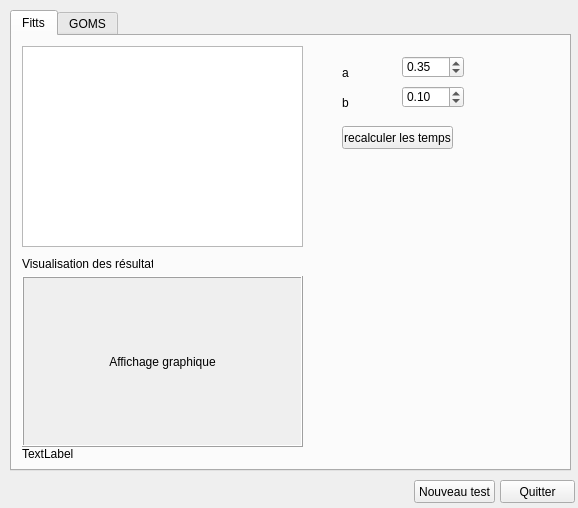
First picture: the form in resultswindow.ui, repository Anthex/GL40, before the edit.
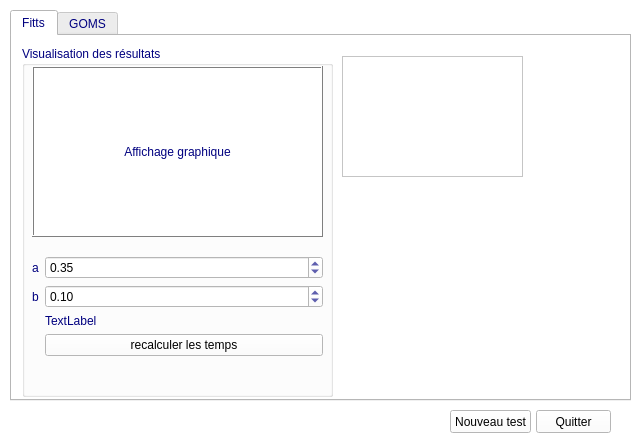
Second picture: the form after the edit. Custom widgets are drawn as their Qt base class.

```diff
--- a/resultswindow.ui
+++ b/resultswindow.ui
@@ -6,10 +6,425 @@
    <rect>
     <x>0</x>
     <y>0</y>
-    <width>578</width>
-    <height>508</height>
+    <width>642</width>
+    <height>440</height>
    </rect>
   </property>
+  <property name="palette">
+   <palette>
+    <active>
+     <colorrole role="WindowText">
+      <brush brushstyle="SolidPattern">
+       <color alpha="255">
+        <red>0</red>
+        <green>0</green>
+        <blue>127</blue>
+       </color>
+      </brush>
+     </colorrole>
+     <colorrole role="Button">
+      <brush brushstyle="SolidPattern">
+       <color alpha="255">
+        <red>255</red>
+        <green>255</green>
+        <blue>255</blue>
+       </color>
+      </brush>
+     </colorrole>
+     <colorrole role="Light">
+      <brush brushstyle="SolidPattern">
+       <color alpha="255">
+        <red>255</red>
+        <green>255</green>
+        <blue>255</blue>
+       </color>
+      </brush>
+     </colorrole>
+     <colorrole role="Midlight">
+      <brush brushstyle="SolidPattern">
+       <color alpha="255">
+        <red>255</red>
+        <green>255</green>
+        <blue>255</blue>
+       </color>
+      </brush>
+     </colorrole>
+     <colorrole role="Dark">
+      <brush brushstyle="SolidPattern">
+       <color alpha="255">
+        <red>127</red>
+        <green>127</green>
+        <blue>127</blue>
+       </color>
+      </brush>
+     </colorrole>
+     <colorrole role="Mid">
+      <brush brushstyle="SolidPattern">
+       <color alpha="255">
+        <red>170</red>
+        <green>170</green>
+        <blue>170</blue>
+       </color>
+      </brush>
+     </colorrole>
+     <colorrole role="Text">
+      <brush brushstyle="SolidPattern">
+       <color alpha="255">
+        <red>0</red>
+        <green>0</green>
+        <blue>0</blue>
+       </color>
+      </brush>
+     </colorrole>
+     <colorrole role="BrightText">
+      <brush brushstyle="SolidPattern">
+       <color alpha="255">
+        <red>255</red>
+        <green>255</green>
+        <blue>255</blue>
+       </color>
+      </brush>
+     </colorrole>
+     <colorrole role="ButtonText">
+      <brush brushstyle="SolidPattern">
+       <color alpha="255">
+        <red>0</red>
+        <green>0</green>
+        <blue>0</blue>
+       </color>
+      </brush>
+     </colorrole>
+     <colorrole role="Base">
+      <brush brushstyle="SolidPattern">
+       <color alpha="255">
+        <red>255</red>
+        <green>255</green>
+        <blue>255</blue>
+       </color>
+      </brush>
+     </colorrole>
+     <colorrole role="Window">
+      <brush brushstyle="SolidPattern">
+       <color alpha="255">
+        <red>255</red>
+        <green>255</green>
+        <blue>255</blue>
+       </color>
+      </brush>
+     </colorrole>
+     <colorrole role="Shadow">
+      <brush brushstyle="SolidPattern">
+       <color alpha="255">
+        <red>0</red>
+        <green>0</green>
+        <blue>0</blue>
+       </color>
+      </brush>
+     </colorrole>
+     <colorrole role="AlternateBase">
+      <brush brushstyle="SolidPattern">
+       <color alpha="255">
+        <red>255</red>
+        <green>255</green>
+        <blue>255</blue>
+       </color>
+      </brush>
+     </colorrole>
+     <colorrole role="ToolTipBase">
+      <brush brushstyle="SolidPattern">
+       <color alpha="255">
+        <red>255</red>
+        <green>255</green>
+        <blue>220</blue>
+       </color>
+      </brush>
+     </colorrole>
+     <colorrole role="ToolTipText">
+      <brush brushstyle="SolidPattern">
+       <color alpha="255">
+        <red>0</red>
+        <green>0</green>
+        <blue>0</blue>
+       </color>
+      </brush>
+     </colorrole>
+    </active>
+    <inactive>
+     <colorrole role="WindowText">
+      <brush brushstyle="SolidPattern">
+       <color alpha="255">
+        <red>0</red>
+        <green>0</green>
+        <blue>127</blue>
+       </color>
+      </brush>
+     </colorrole>
+     <colorrole role="Button">
+      <brush brushstyle="SolidPattern">
+       <color alpha="255">
+        <red>255</red>
+        <green>255</green>
+        <blue>255</blue>
+       </color>
+      </brush>
+     </colorrole>
+     <colorrole role="Light">
+      <brush brushstyle="SolidPattern">
+       <color alpha="255">
+        <red>255</red>
+        <green>255</green>
+        <blue>255</blue>
+       </color>
+      </brush>
+     </colorrole>
+     <colorrole role="Midlight">
+      <brush brushstyle="SolidPattern">
+       <color alpha="255">
+        <red>255</red>
+        <green>255</green>
+        <blue>255</blue>
+       </color>
+      </brush>
+     </colorrole>
+     <colorrole role="Dark">
+      <brush brushstyle="SolidPattern">
+       <color alpha="255">
+        <red>127</red>
+        <green>127</green>
+        <blue>127</blue>
+       </color>
+      </brush>
+     </colorrole>
+     <colorrole role="Mid">
+      <brush brushstyle="SolidPattern">
+       <color alpha="255">
+        <red>170</red>
+        <green>170</green>
+        <blue>170</blue>
+       </color>
+      </brush>
+     </colorrole>
+     <colorrole role="Text">
+      <brush brushstyle="SolidPattern">
+       <color alpha="255">
+        <red>0</red>
+        <green>0</green>
+        <blue>0</blue>
+       </color>
+      </brush>
+     </colorrole>
+     <colorrole role="BrightText">
+      <brush brushstyle="SolidPattern">
+       <color alpha="255">
+        <red>255</red>
+        <green>255</green>
+        <blue>255</blue>
+       </color>
+      </brush>
+     </colorrole>
+     <colorrole role="ButtonText">
+      <brush brushstyle="SolidPattern">
+       <color alpha="255">
+        <red>0</red>
+        <green>0</green>
+        <blue>0</blue>
+       </color>
+      </brush>
+     </colorrole>
+     <colorrole role="Base">
+      <brush brushstyle="SolidPattern">
+       <color alpha="255">
+        <red>255</red>
+        <green>255</green>
+        <blue>255</blue>
+       </color>
+      </brush>
+     </colorrole>
+     <colorrole role="Window">
+      <brush brushstyle="SolidPattern">
+       <color alpha="255">
+        <red>255</red>
+        <green>255</green>
+        <blue>255</blue>
+       </color>
+      </brush>
+     </colorrole>
+     <colorrole role="Shadow">
+      <brush brushstyle="SolidPattern">
+       <color alpha="255">
+        <red>0</red>
+        <green>0</green>
+        <blue>0</blue>
+       </color>
+      </brush>
+     </colorrole>
+     <colorrole role="AlternateBase">
+      <brush brushstyle="SolidPattern">
+       <color alpha="255">
+        <red>255</red>
+        <green>255</green>
+        <blue>255</blue>
+       </color>
+      </brush>
+     </colorrole>
+     <colorrole role="ToolTipBase">
+      <brush brushstyle="SolidPattern">
+       <color alpha="255">
+        <red>255</red>
+        <green>255</green>
+        <blue>220</blue>
+       </color>
+      </brush>
+     </colorrole>
+     <colorrole role="ToolTipText">
+      <brush brushstyle="SolidPattern">
+       <color alpha="255">
+        <red>0</red>
+        <green>0</green>
+        <blue>0</blue>
+       </color>
+      </brush>
+     </colorrole>
+    </inactive>
+    <disabled>
+     <colorrole role="WindowText">
+      <brush brushstyle="SolidPattern">
+       <color alpha="255">
+        <red>127</red>
+        <green>127</green>
+        <blue>127</blue>
+       </color>
+      </brush>
+     </colorrole>
+     <colorrole role="Button">
+      <brush brushstyle="SolidPattern">
+       <color alpha="255">
+        <red>255</red>
+        <green>255</green>
+        <blue>255</blue>
+       </color>
+      </brush>
+     </colorrole>
+     <colorrole role="Light">
+      <brush brushstyle="SolidPattern">
+       <color alpha="255">
+        <red>255</red>
+        <green>255</green>
+        <blue>255</blue>
+       </color>
+      </brush>
+     </colorrole>
+     <colorrole role="Midlight">
+      <brush brushstyle="SolidPattern">
+       <color alpha="255">
+        <red>255</red>
+        <green>255</green>
+        <blue>255</blue>
+       </color>
+      </brush>
+     </colorrole>
+     <colorrole role="Dark">
+      <brush brushstyle="SolidPattern">
+       <color alpha="255">
+        <red>127</red>
+        <green>127</green>
+        <blue>127</blue>
+       </color>
+      </brush>
+     </colorrole>
+     <colorrole role="Mid">
+      <brush brushstyle="SolidPattern">
+       <color alpha="255">
+        <red>170</red>
+        <green>170</green>
+        <blue>170</blue>
+       </color>
+      </brush>
+     </colorrole>
+     <colorrole role="Text">
+      <brush brushstyle="SolidPattern">
+       <color alpha="255">
+        <red>127</red>
+        <green>127</green>
+        <blue>127</blue>
+       </color>
+      </brush>
+     </colorrole>
+     <colorrole role="BrightText">
+      <brush brushstyle="SolidPattern">
+       <color alpha="255">
+        <red>255</red>
+        <green>255</green>
+        <blue>255</blue>
+       </color>
+      </brush>
+     </colorrole>
+     <colorrole role="ButtonText">
+      <brush brushstyle="SolidPattern">
+       <color alpha="255">
+        <red>127</red>
+        <green>127</green>
+        <blue>127</blue>
+       </color>
+      </brush>
+     </colorrole>
+     <colorrole role="Base">
+      <brush brushstyle="SolidPattern">
+       <color alpha="255">
+        <red>255</red>
+        <green>255</green>
+        <blue>255</blue>
+       </color>
+      </brush>
+     </colorrole>
+     <colorrole role="Window">
+      <brush brushstyle="SolidPattern">
+       <color alpha="255">
+        <red>255</red>
+        <green>255</green>
+        <blue>255</blue>
+       </color>
+      </brush>
+     </colorrole>
+     <colorrole role="Shadow">
+      <brush brushstyle="SolidPattern">
+       <color alpha="255">
+        <red>0</red>
+        <green>0</green>
+        <blue>0</blue>
+       </color>
+      </brush>
+     </colorrole>
+     <colorrole role="AlternateBase">
+      <brush brushstyle="SolidPattern">
+       <color alpha="255">
+        <red>255</red>
+        <green>255</green>
+        <blue>255</blue>
+       </color>
+      </brush>
+     </colorrole>
+     <colorrole role="ToolTipBase">
+      <brush brushstyle="SolidPattern">
+       <color alpha="255">
+        <red>255</red>
+        <green>255</green>
+        <blue>220</blue>
+       </color>
+      </brush>
+     </colorrole>
+     <colorrole role="ToolTipText">
+      <brush brushstyle="SolidPattern">
+       <color alpha="255">
+        <red>0</red>
+        <green>0</green>
+        <blue>0</blue>
+       </color>
+      </brush>
+     </colorrole>
+    </disabled>
+   </palette>
+  </property>
   <property name="windowTitle">
    <string>Fitts/Keystroke : Résultats</string>
   </property>
@@ -18,8 +433,8 @@
     <rect>
      <x>10</x>
      <y>10</y>
-     <width>561</width>
-     <height>461</height>
+     <width>621</width>
+     <height>391</height>
     </rect>
    </property>
    <property name="currentIndex">
@@ -32,137 +447,113 @@
     <widget class="QListWidget" name="listWidget">
      <property name="geometry">
       <rect>
-       <x>10</x>
-       <y>10</y>
-       <width>281</width>
-       <height>201</height>
-      </rect>
-     </property>
-    </widget>
-    <widget class="QPushButton" name="pushButton_3">
-     <property name="geometry">
-      <rect>
        <x>330</x>
-       <y>90</y>
-       <width>111</width>
-       <height>23</height>
-      </rect>
-     </property>
-     <property name="text">
-      <string>recalculer les temps</string>
-     </property>
-    </widget>
-    <widget class="QDoubleSpinBox" name="doubleSpinBox">
-     <property name="geometry">
-      <rect>
-       <x>390</x>
        <y>20</y>
-       <width>62</width>
-       <height>22</height>
+       <width>181</width>
+       <height>121</height>
       </rect>
      </property>
-     <property name="singleStep">
-      <double>0.100000000000000</double>
-     </property>
-     <property name="value">
-      <double>0.350000000000000</double>
-     </property>
     </widget>
-    <widget class="QDoubleSpinBox" name="doubleSpinBox_2">
+    <widget class="QGroupBox" name="groupBox">
      <property name="geometry">
       <rect>
-       <x>390</x>
-       <y>50</y>
-       <width>62</width>
-       <height>22</height>
-      </rect>
-     </property>
-     <property name="singleStep">
-      <double>0.100000000000000</double>
-     </property>
-     <property name="value">
-      <double>0.100000000000000</double>
-     </property>
-    </widget>
-    <widget class="QLabel" name="label_2">
-     <property name="geometry">
-      <rect>
-       <x>330</x>
-       <y>30</y>
-       <width>47</width>
-       <height>13</height>
-      </rect>
-     </property>
-     <property name="text">
-      <string>a</string>
-     </property>
-    </widget>
-    <widget class="QLabel" name="label_3">
-     <property name="geometry">
-      <rect>
-       <x>330</x>
-       <y>60</y>
-       <width>47</width>
-       <height>13</height>
-      </rect>
-     </property>
-     <property name="text">
-      <string>b</string>
-     </property>
-    </widget>
-    <widget class="QLabel" name="label">
-     <property name="geometry">
-      <rect>
        <x>10</x>
-       <y>410</y>
-       <width>281</width>
-       <height>16</height>
+       <y>10</y>
+       <width>311</width>
+       <height>351</height>
       </rect>
      </property>
-     <property name="text">
-      <string>TextLabel</string>
-     </property>
-    </widget>
-    <widget class="ClickableLabel" name="label_4">
-     <property name="geometry">
-      <rect>
-       <x>10</x>
-       <y>240</y>
-       <width>281</width>
-       <height>171</height>
-      </rect>
-     </property>
-     <property name="autoFillBackground">
-      <bool>true</bool>
-     </property>
-     <property name="frameShape">
-      <enum>QFrame::Box</enum>
-     </property>
-     <property name="frameShadow">
-      <enum>QFrame::Raised</enum>
-     </property>
-     <property name="midLineWidth">
-      <number>0</number>
-     </property>
-     <property name="text">
-      <string>Affichage graphique</string>
-     </property>
-     <property name="alignment">
-      <set>Qt::AlignCenter</set>
-     </property>
-    </widget>
-    <widget class="QLabel" name="label_5">
-     <property name="geometry">
-      <rect>
-       <x>10</x>
-       <y>220</y>
-       <width>131</width>
-       <height>16</height>
-      </rect>
-     </property>
-     <property name="text">
+     <property name="title">
       <string>Visualisation des résultats</string>
      </property>
+     <widget class="ClickableLabel" name="label_4">
+      <property name="geometry">
+       <rect>
+        <x>10</x>
+        <y>20</y>
+        <width>291</width>
+        <height>171</height>
+       </rect>
+      </property>
+      <property name="autoFillBackground">
+       <bool>true</bool>
+      </property>
+      <property name="frameShape">
+       <enum>QFrame::Box</enum>
+      </property>
+      <property name="frameShadow">
+       <enum>QFrame::Raised</enum>
+      </property>
+      <property name="midLineWidth">
+       <number>0</number>
+      </property>
+      <property name="text">
+       <string>Affichage graphique</string>
+      </property>
+      <property name="alignment">
+       <set>Qt::AlignCenter</set>
+      </property>
+     </widget>
+     <widget class="QWidget" name="formLayoutWidget">
+      <property name="geometry">
+       <rect>
+        <x>10</x>
+        <y>210</y>
+        <width>291</width>
+        <height>129</height>
+       </rect>
+      </property>
+      <layout class="QFormLayout" name="formLayout">
+       <item row="1" column="0">
+        <widget class="QLabel" name="label_2">
+         <property name="text">
+          <string>a</string>
+         </property>
+        </widget>
+       </item>
+       <item row="1" column="1">
+        <widget class="QDoubleSpinBox" name="doubleSpinBox">
+         <property name="singleStep">
+          <double>0.100000000000000</double>
+         </property>
+         <property name="value">
+          <double>0.350000000000000</double>
+         </property>
+        </widget>
+       </item>
+       <item row="2" column="0">
+        <widget class="QLabel" name="label_3">
+         <property name="text">
+          <string>b</string>
+         </property>
+        </widget>
+       </item>
+       <item row="2" column="1">
+        <widget class="QDoubleSpinBox" name="doubleSpinBox_2">
+         <property name="singleStep">
+          <double>0.100000000000000</double>
+         </property>
+         <property name="value">
+          <double>0.100000000000000</double>
+         </property>
+        </widget>
+       </item>
+       <item row="3" column="1">
+        <widget class="QLabel" name="label">
+         <property name="text">
+          <string>TextLabel</string>
+         </property>
+        </widget>
+       </item>
+       <item row="4" column="1">
+        <widget class="QPushButton" name="pushButton_3">
+         <property name="text">
+          <string>recalculer les temps</string>
+         </property>
+        </widget>
+       </item>
+      </layout>
+     </widget>
     </widget>
    </widget>
    <widget class="QWidget" name="tab_2">
@@ -174,8 +565,8 @@
   <widget class="QPushButton" name="pushButton">
    <property name="geometry">
     <rect>
-     <x>500</x>
-     <y>480</y>
+     <x>536</x>
+     <y>410</y>
      <width>75</width>
      <height>23</height>
     </rect>
@@ -187,8 +578,8 @@
   <widget class="QPushButton" name="pushButton_2">
    <property name="geometry">
     <rect>
-     <x>414</x>
-     <y>480</y>
+     <x>450</x>
+     <y>410</y>
      <width>81</width>
      <height>23</height>
     </rect>
```
